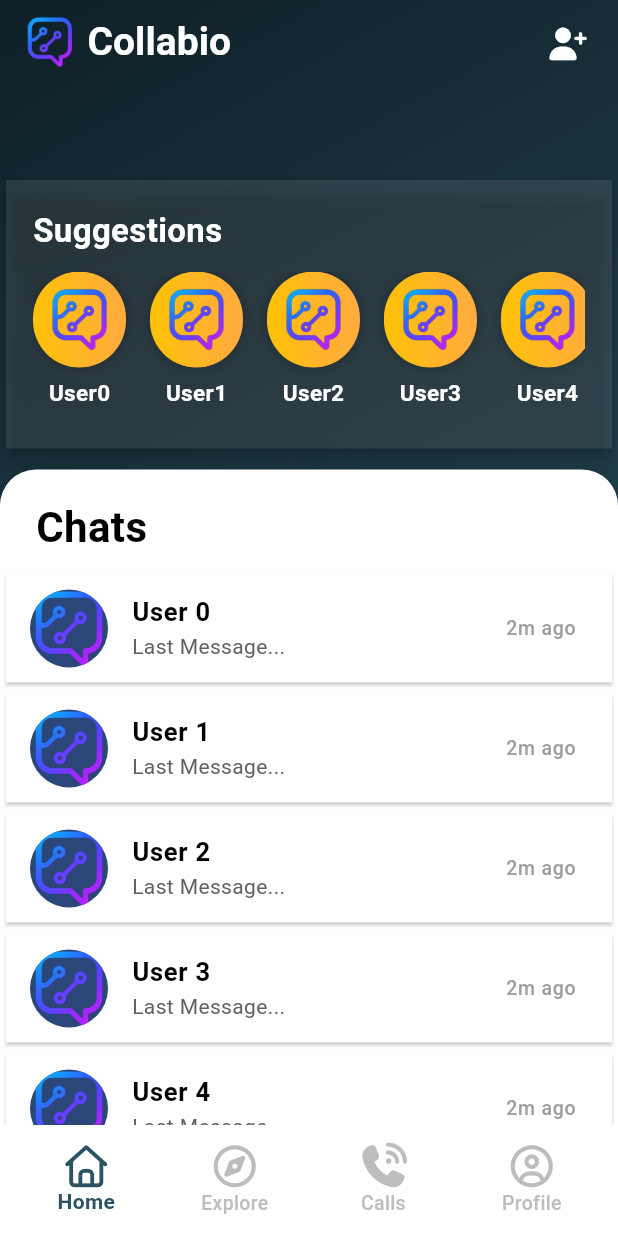
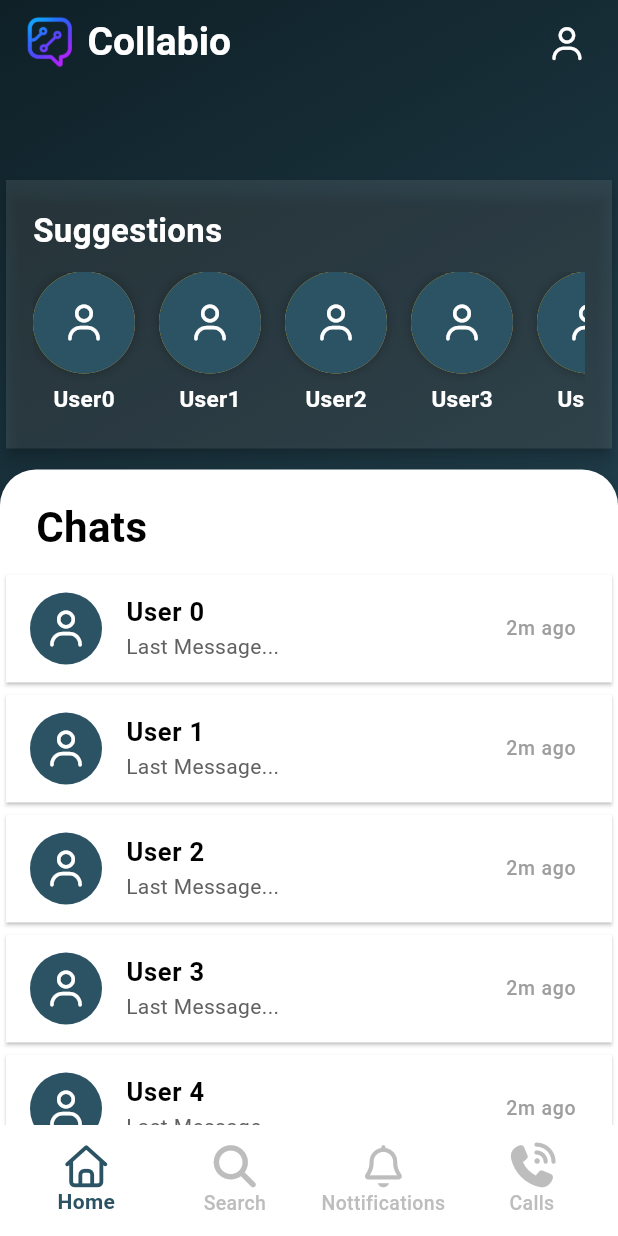
Before and after one commit to satyam044/Collabio-App, a Flutter app: the screen it shows after launch, after a tap on "Skip", on a phone screen of 412 x 824 dp. Run offline on Flutter 3.47's test engine with Material 3 defaults, Android fonts, the phone set to English and light mode, and no system bars; our stand-ins replace font_awesome_flutter.

Commit message:
Small UI Fixes

```diff
--- a/Collabio/lib/pages/add_friends.dart
+++ b/Collabio/lib/pages/add_friends.dart
@@ -11,21 +11,18 @@ class AddFriendsPage extends StatelessWidget {
       appBar: AppBar(
         backgroundColor: Colors.transparent,
         elevation: 0,
-        leading: IconButton(
-          onPressed: () {
-            Navigator.pop(context);
-          },
-          icon: FaIcon(
-            FontAwesomeIcons.arrowLeft,
-            size: 22,
-            color: Colors.white,
-          ),
+        title: Row(
+          children: [
+            Uihelper.customImg(img: 'logo.png', height: 36),
+            SizedBox(width: 8),
+            Uihelper.customTxt(
+              text: 'Collabio',
+              fontSize: 26,
+              fontWeight: FontWeight.bold,
+              color: Colors.white,
+            ),
+          ],
         ),
-        title: Text(
-          'Add Friends',
-          style: TextStyle(color: Colors.white, fontWeight: FontWeight.bold),
-        ),
-        centerTitle: true,
       ),
       body: Container(
         decoration: BoxDecoration(
@@ -76,7 +73,7 @@ class AddFriendsPage extends StatelessWidget {
             ),
             Padding(
               padding: EdgeInsetsGeometry.all(8),
-              child: Uihelper.customTxt(text: "Find Friends", fontSize: 22),
+              child: Uihelper.customTxt(text: "Add Friends", fontSize: 22),
             ),
             Expanded(
               child: ListView.separated(
--- a/Collabio/lib/pages/explore.dart
+++ /dev/null
@@ -1,10 +0,0 @@
-import 'package:flutter/material.dart';
-
-class ExplorePage extends StatelessWidget {
-  const ExplorePage({super.key});
-
-  @override
-  Widget build(BuildContext context) {
-    return Center(child: Text('Explore'),);
-  }
-}
--- a/Collabio/lib/pages/home.dart
+++ b/Collabio/lib/pages/home.dart
@@ -1,6 +1,6 @@
 import 'package:flutter/material.dart';
 import 'package:font_awesome_flutter/font_awesome_flutter.dart';
-import 'package:frontend/pages/add_friends.dart';
+import 'package:frontend/pages/profile.dart';
 import 'package:frontend/widgets/Uihelper.dart';
 
 class HomePage extends StatelessWidget {
@@ -32,11 +32,11 @@ class HomePage extends StatelessWidget {
               onPressed: () {
                 Navigator.push(
                   context,
-                  MaterialPageRoute(builder: (context) => AddFriendsPage()),
+                  MaterialPageRoute(builder: (context) => ProfilePage()),
                 );
               },
               icon: FaIcon(
-                FontAwesomeIcons.userPlus,
+                FontAwesomeIcons.user,
                 size: 22,
                 color: Colors.white,
               ),
@@ -92,17 +92,16 @@ class HomePage extends StatelessWidget {
                                     ),
                                   ],
                                   gradient: LinearGradient(
-                                    colors: [
-                                      Colors.amber,
-                                      Colors.orangeAccent,
-                                    ],
+                                    colors: [Colors.amber, Colors.orangeAccent],
                                   ),
                                 ),
-                                child: Padding(
-                                  padding: const EdgeInsets.all(10),
-                                  child: Uihelper.customImg(
-                                    img: 'logo.png',
-                                    height: 44,
+                                child: CircleAvatar(
+                                  radius: 34,
+                                  backgroundColor: Color(0xFF2C5364),
+                                  child: FaIcon(
+                                    FontAwesomeIcons.user,
+                                    color: Colors.white,
+                                    size: 24,
                                   ),
                                 ),
                               ),
@@ -153,23 +152,27 @@ class HomePage extends StatelessWidget {
                         itemCount: 20,
                         separatorBuilder: (_, __) => SizedBox(height: 0),
                         itemBuilder: (context, index) {
-                          return Card(color: Colors.white,
+                          return Card(
+                            color: Colors.white,
                             elevation: 1,
                             shape: RoundedRectangleBorder(
                               borderRadius: BorderRadius.circular(0),
                             ),
                             child: ListTile(
                               leading: CircleAvatar(
-                                radius: 26,
-                                backgroundImage: AssetImage(
-                                  'assets/images/logo.png',
+                                radius: 24,
+                                backgroundColor: Color(0xFF2C5364),
+                                child: FaIcon(
+                                  FontAwesomeIcons.user,
+                                  color: Colors.white,
+                                  size: 24,
                                 ),
                               ),
                               title: Uihelper.customTxt(
                                 text: "User $index",
                                 fontSize: 17,
                                 fontWeight: FontWeight.w700,
-                                color: Colors.black
+                                color: Colors.black,
                               ),
                               subtitle: Uihelper.customTxt(
                                 text: "Last Message...",
--- /dev/null
+++ b/Collabio/lib/pages/nottifications.dart
@@ -0,0 +1,12 @@
+import 'package:flutter/material.dart';
+
+class NottificationsPage extends StatelessWidget {
+  const NottificationsPage({super.key});
+
+  @override
+  Widget build(BuildContext context) {
+    return Scaffold(
+      body: Center(child: Text('Nottifications')),
+    );
+  }
+}
--- a/Collabio/lib/pages/profile.dart
+++ b/Collabio/lib/pages/profile.dart
@@ -1,10 +1,21 @@
 import 'package:flutter/material.dart';
+import 'package:font_awesome_flutter/font_awesome_flutter.dart';
 
 class ProfilePage extends StatelessWidget {
   const ProfilePage({super.key});
 
   @override
   Widget build(BuildContext context) {
-    return Center(child: Text('Profile'),);
+    return Scaffold(
+      appBar: AppBar(
+        leading: IconButton(
+          onPressed: () {
+            Navigator.pop(context);
+          },
+          icon: FaIcon(FontAwesomeIcons.arrowLeft, size: 22,),
+        ),
+      ),
+      body: Center(child: Text('Profile')),
+    );
   }
 }
--- a/Collabio/lib/widgets/bottom_navbar_widget.dart
+++ b/Collabio/lib/widgets/bottom_navbar_widget.dart
@@ -1,9 +1,9 @@
 import 'package:flutter/material.dart';
 import 'package:font_awesome_flutter/font_awesome_flutter.dart';
+import 'package:frontend/pages/add_friends.dart';
 import 'package:frontend/pages/calls.dart';
-import 'package:frontend/pages/explore.dart';
 import 'package:frontend/pages/home.dart';
-import 'package:frontend/pages/profile.dart';
+import 'package:frontend/pages/nottifications.dart';
 
 class BottomNavbarWidget extends StatefulWidget {
   const BottomNavbarWidget({super.key});
@@ -14,7 +14,7 @@ class BottomNavbarWidget extends StatefulWidget {
 
 class _BottomNavbarWidgetState extends State<BottomNavbarWidget> {
   int currentIndex = 0;
-  List<Widget> pages = [HomePage(), ExplorePage(), CallsPage(), ProfilePage()];
+  List<Widget> pages = [HomePage(), AddFriendsPage(), NottificationsPage(), CallsPage()];
   @override
   Widget build(BuildContext context) {
     return Scaffold(
@@ -32,16 +32,16 @@ class _BottomNavbarWidgetState extends State<BottomNavbarWidget> {
                 label: "Home",
               ),
               BottomNavigationBarItem(
-                icon: FaIcon(FontAwesomeIcons.compass, size: 28),
-                label: "Explore",
+                icon: FaIcon(FontAwesomeIcons.search, size: 28),
+                label: "Search",
+              ),
+              BottomNavigationBarItem(
+                icon: FaIcon(FontAwesomeIcons.bell, size: 28),
+                label: "Nottifications",
               ),
               BottomNavigationBarItem(
                 icon: FaIcon(FontAwesomeIcons.phoneVolume, size: 28),
                 label: "Calls",
-              ),
-              BottomNavigationBarItem(
-                icon: FaIcon(FontAwesomeIcons.circleUser, size: 28),
-                label: "Profile",
               ),
             ],
             type: BottomNavigationBarType.fixed,
```
